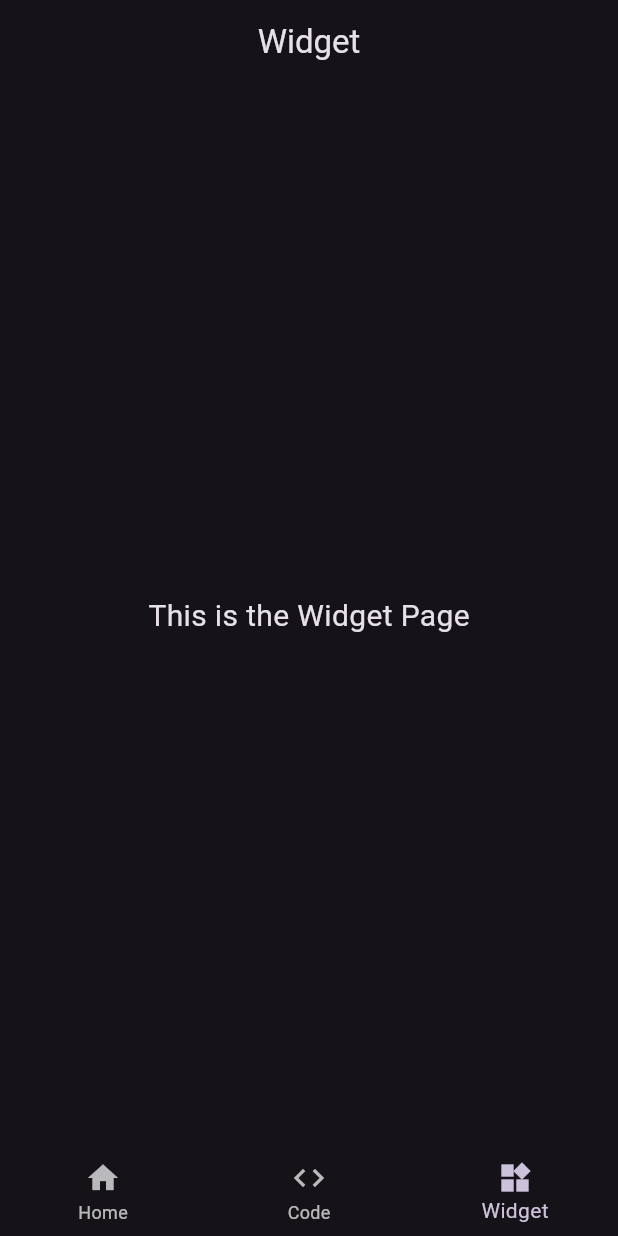
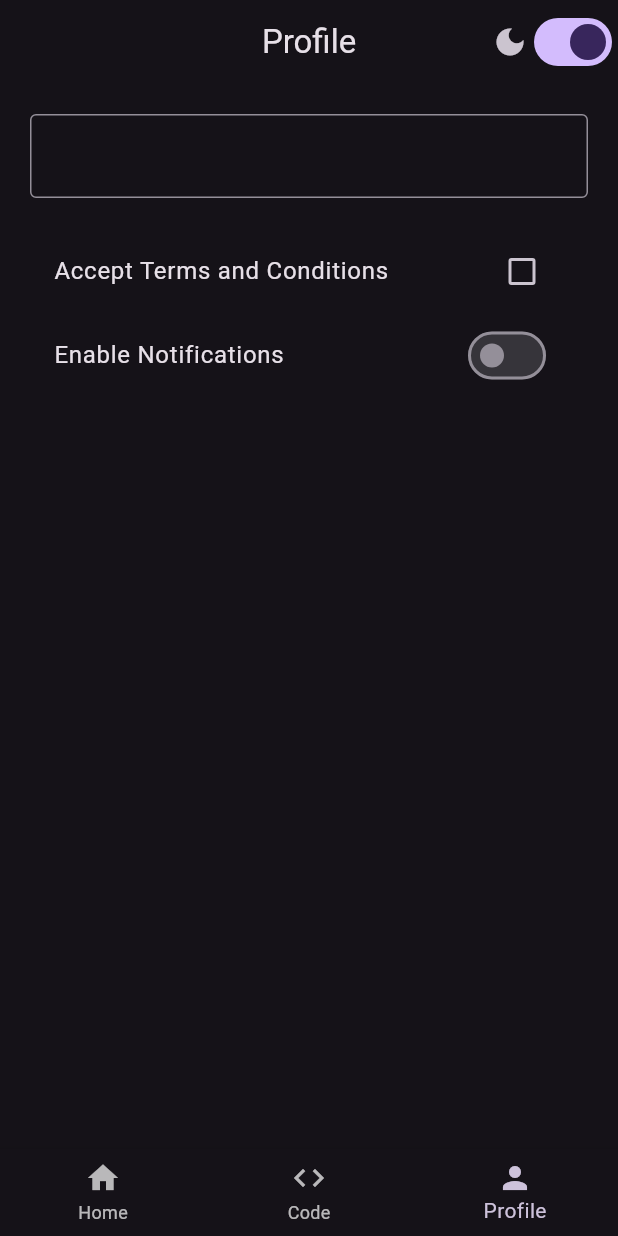
Before and after one commit to KapilMP/flutter_app, a Flutter app: the screen it shows after launch, item 3 of the bottom bar chosen, on a phone screen of 412 x 824 dp. Run offline on Flutter 3.47's test engine with Material 3 defaults, Android fonts, the phone set to English and light mode, and no system bars; our stand-ins replace device_preview.

Commit message:
feat(ui): add notifier-driven navigation and theme toggle with profile page

```diff
--- /dev/null
+++ b/lib/data/notifiers.dart
@@ -0,0 +1,12 @@
+// ValueNotifier: hold the data and notify listeners when data changes.
+// ValueListenableBuilder: listen to ValueNotifier and rebuild widget
+// without needing setState.
+import 'package:flutter/material.dart';
+
+ValueNotifier<int> selectedPageNotifier = ValueNotifier(0);
+ValueNotifier<ThemeMode> themeModeNotifier = ValueNotifier(ThemeMode.dark);
+
+void toggleThemeMode() {
+  themeModeNotifier.value =
+      themeModeNotifier.value == ThemeMode.dark ? ThemeMode.light : ThemeMode.dark;
+}
--- a/lib/main.dart
+++ b/lib/main.dart
@@ -1,6 +1,7 @@
 import 'package:device_preview/device_preview.dart';
 import 'package:flutter/foundation.dart';
 import 'package:flutter/material.dart';
+import 'package:flutter_app/data/notifiers.dart';
 import 'package:flutter_app/views/widget_tree.dart';
 
 // stateful widget can be refreshed and updated, stateless widget
@@ -39,17 +40,30 @@ class MyHomePage extends StatefulWidget {
 }
 
 class _MyHomePageState extends State<MyHomePage> {
+  static const Color _seedColor = Colors.deepPurple;
+
+  ThemeData _buildTheme(Brightness brightness) {
+    return ThemeData(
+      colorScheme: ColorScheme.fromSeed(
+        seedColor: _seedColor,
+        brightness: brightness,
+      ),
+    );
+  }
+
   @override
   Widget build(BuildContext context) {
-    return MaterialApp(
-      debugShowCheckedModeBanner: false,
-      theme: ThemeData(
-        colorScheme: ColorScheme.fromSeed(
-          seedColor: Colors.deepPurple,
-          brightness: Brightness.dark,
-        ),
-      ),
-      home: WidgetTree(),
+    return ValueListenableBuilder<ThemeMode>(
+      valueListenable: themeModeNotifier,
+      builder: (context, themeMode, child) {
+        return MaterialApp(
+          debugShowCheckedModeBanner: false,
+          themeMode: themeMode,
+          theme: _buildTheme(Brightness.light),
+          darkTheme: _buildTheme(Brightness.dark),
+          home: const WidgetTree(),
+        );
+      },
     );
   }
 }
--- /dev/null
+++ b/lib/views/pages/profile_page.dart
@@ -0,0 +1,68 @@
+import 'package:flutter/material.dart';
+
+class WidgetPage extends StatefulWidget {
+  const WidgetPage({super.key});
+
+  @override
+  State<WidgetPage> createState() => _WidgetPageState();
+}
+
+class _WidgetPageState extends State<WidgetPage> {
+  TextEditingController controller = TextEditingController();
+  bool? isChecked = false;
+  bool isSwitched = false;
+  @override
+  Widget build(BuildContext context) {
+    return Padding(
+      padding: const EdgeInsets.all(20),
+      child: Column(
+        children: [
+          TextField(
+            controller: controller,
+            decoration: const InputDecoration(border: OutlineInputBorder()),
+            onEditingComplete: () {
+              setState(() {});
+            },
+          ),
+          Text(controller.text),
+          // Checkbox(
+          //   tristate: true,
+          //   value: isChecked,
+          //   onChanged: (bool? value) {
+          //     setState(() {
+          //       isChecked = value ?? false;
+          //     });
+          //   },
+          // ),
+          CheckboxListTile(
+            tristate: true,
+            title: const Text("Accept Terms and Conditions"),
+            value: isChecked,
+            onChanged: (bool? value) {
+              setState(() {
+                isChecked = value ?? false;
+              });
+            },
+          ),
+          // Switch(
+          //   value: isSwitched,
+          //   onChanged: (bool value) {
+          //     setState(() {
+          //       isSwitched = value;
+          //     });
+          //   },
+          // ),
+          SwitchListTile(
+            title: const Text("Enable Notifications"),
+            value: isSwitched,
+            onChanged: (bool value) {
+              setState(() {
+                isSwitched = value;
+              });
+            },
+          ),
+        ],
+      ),
+    );
+  }
+}
--- a/lib/views/pages/widget_page.dart
+++ /dev/null
@@ -1,15 +0,0 @@
-import 'package:flutter/material.dart';
-
-class WidgetPage extends StatelessWidget {
-  const WidgetPage({super.key});
-
-  @override
-  Widget build(BuildContext context) {
-    return const Center(
-      child: Text(
-        'This is the Widget Page',
-        style: TextStyle(fontSize: 20),
-      ),
-    );
-  }
-}
--- a/lib/views/widget_tree.dart
+++ b/lib/views/widget_tree.dart
@@ -1,46 +1,62 @@
 import 'package:flutter/material.dart';
+import 'package:flutter_app/data/notifiers.dart';
 import 'package:flutter_app/views/pages/code_page.dart';
 import 'package:flutter_app/views/pages/home_page.dart';
-import 'package:flutter_app/views/pages/widget_page.dart';
-import 'package:flutter_app/widgets/navbar_widget.dart';
+import 'package:flutter_app/views/pages/profile_page.dart';
+import 'package:flutter_app/views/widgets/navbar_widget.dart';
 
-class WidgetTree extends StatefulWidget {
+class WidgetTree extends StatelessWidget {
   const WidgetTree({super.key});
 
-  @override
-  State<WidgetTree> createState() => _WidgetTreeState();
-}
-
-class _WidgetTreeState extends State<WidgetTree> {
   static const List<NavItem> _navItems = [
-    NavItem(icon: Icons.home, label: "Home"),
-    NavItem(icon: Icons.code, label: "Code"),
-    NavItem(icon: Icons.widgets, label: "Widget"),
+    NavItem(icon: Icons.home, label: 'Home'),
+    NavItem(icon: Icons.code, label: 'Code'),
+    NavItem(icon: Icons.person, label: 'Profile'),
   ];
 
-  int _selectedIndex = 0;
+  static const List<Widget> _pages = [HomePage(), CodePage(), WidgetPage()];
 
   @override
   Widget build(BuildContext context) {
-    final currentText = _navItems[_selectedIndex].label;
-    final pages = const [
-      HomePage(),
-      CodePage(),
-      WidgetPage(),
-    ];
+    return ValueListenableBuilder<int>(
+      valueListenable: selectedPageNotifier,
+      builder: (context, selectedIndex, child) {
+        final currentTitle = _navItems[selectedIndex].label;
 
         return Scaffold(
-      appBar: AppBar(centerTitle: true, title: Text(currentText)),
-      body: pages[_selectedIndex],
+          appBar: AppBar(
+            centerTitle: true,
+            title: Text(currentTitle),
+            actions: [
+              ValueListenableBuilder<ThemeMode>(
+                valueListenable: themeModeNotifier,
+                builder: (context, themeMode, child) {
+                  final isDarkMode = themeMode == ThemeMode.dark;
+
+                  return Row(
+                    mainAxisSize: MainAxisSize.min,
+                    children: [
+                      Icon(isDarkMode ? Icons.dark_mode : Icons.light_mode),
+                      Switch(
+                        value: isDarkMode,
+                        onChanged: (_) => toggleThemeMode(),
+                      ),
+                    ],
+                  );
+                },
+              ),
+            ],
+          ),
+          body: _pages[selectedIndex],
           bottomNavigationBar: NavbarWidget(
             items: _navItems,
-        selectedIndex: _selectedIndex,
+            selectedIndex: selectedIndex,
             onItemSelected: (index) {
-          setState(() {
-            _selectedIndex = index;
-          });
+              selectedPageNotifier.value = index;
             },
           ),
         );
+      },
+    );
   }
 }
--- a/lib/widgets/navbar_widget.dart
+++ b/lib/views/widgets/navbar_widget.dart
@@ -1,10 +1,7 @@
 import 'package:flutter/material.dart';
 
 class NavItem {
-  const NavItem({
-    required this.label,
-    required this.icon,
-  });
+  const NavItem({required this.label, required this.icon});
 
   final String label;
   final IconData icon;
```
Lines whose indentation alone changed are shown as unchanged.
